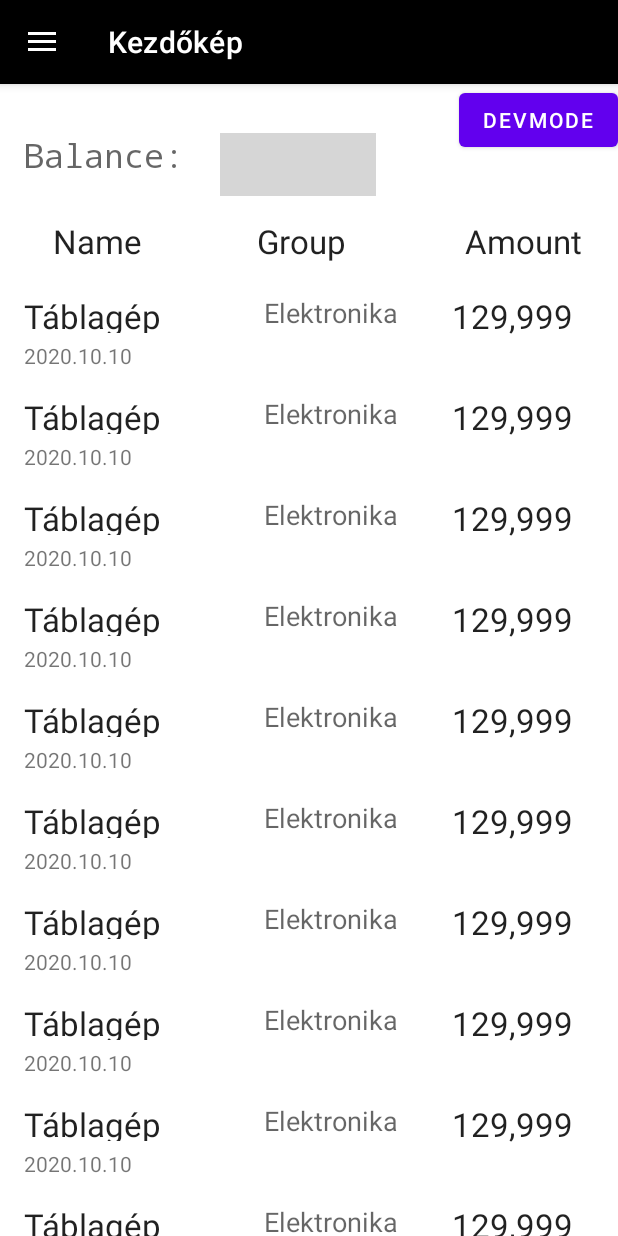
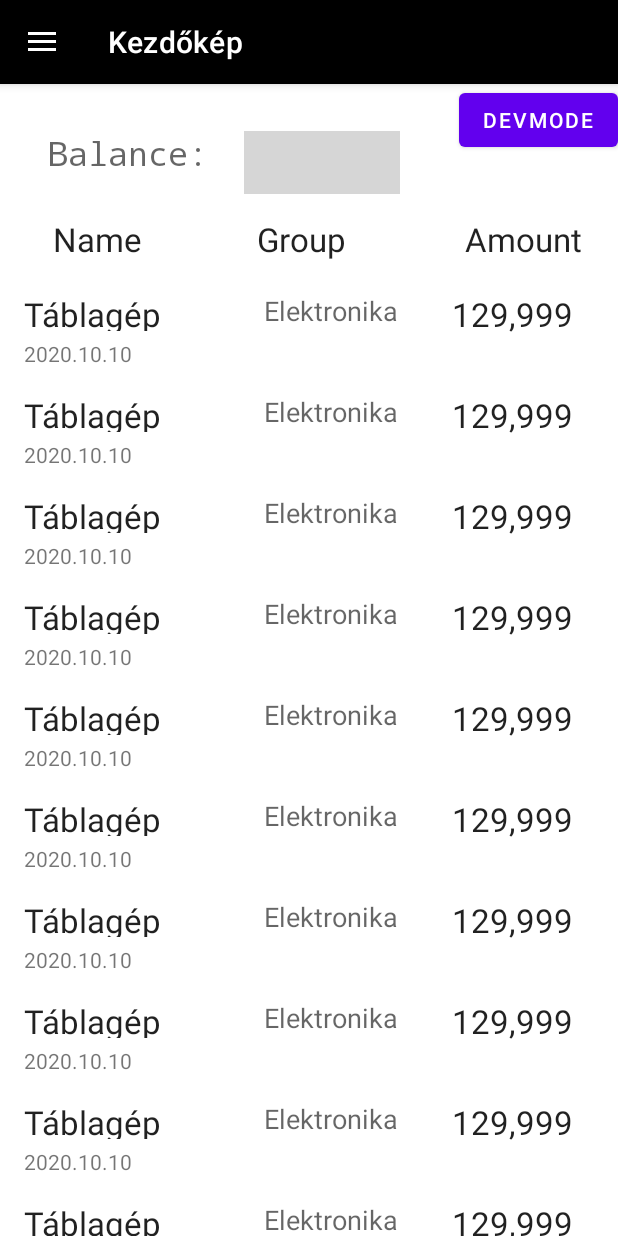
Before and after one commit to duszka-akos-attila/SZFM_2020_14_BugCrusherzz, an Android app: the screen it shows after launch (MainActivity), on a phone screen of 412 x 824 dp. Run offline under Robolectric (Android 15) with nearby library versions, the phone set to English and light mode, and no system bars; our stand-ins replace navigation-ui; grey boxes are pictures that could not be loaded.

Commit message:
Moved the balance around

```diff
--- a/Tracky_V2/Application/app/src/main/res/layout/fragment_home.xml
+++ b/Tracky_V2/Application/app/src/main/res/layout/fragment_home.xml
@@ -74,7 +74,7 @@
         android:id="@+id/textView5"
         android:layout_width="wrap_content"
         android:layout_height="42dp"
-        android:layout_marginStart="16dp"
+        android:layout_marginStart="32dp"
         android:fontFamily="monospace"
         android:text="Balance:"
         android:textAppearance="@style/TextAppearance.AppCompat.Medium"
@@ -82,7 +82,7 @@
         app:layout_constraintBottom_toBottomOf="parent"
         app:layout_constraintStart_toStartOf="parent"
         app:layout_constraintTop_toTopOf="parent"
-        app:layout_constraintVertical_bias="0.045" />
+        app:layout_constraintVertical_bias="0.043" />
 
     <Button
         android:id="@+id/devmodebutton"
```
